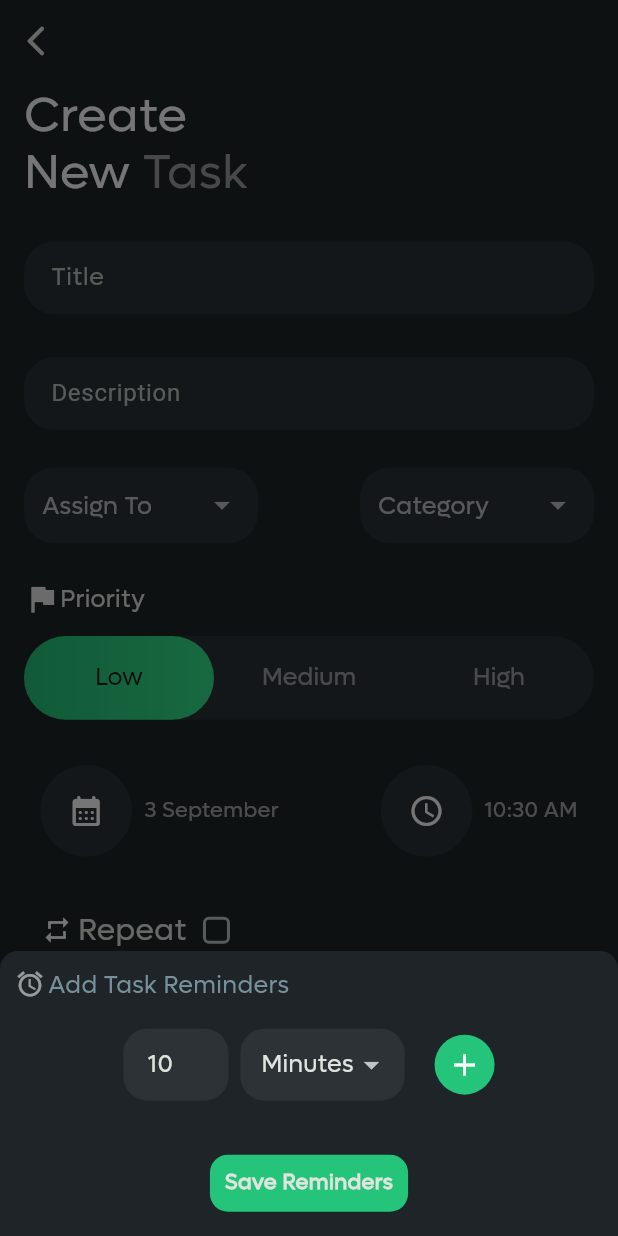
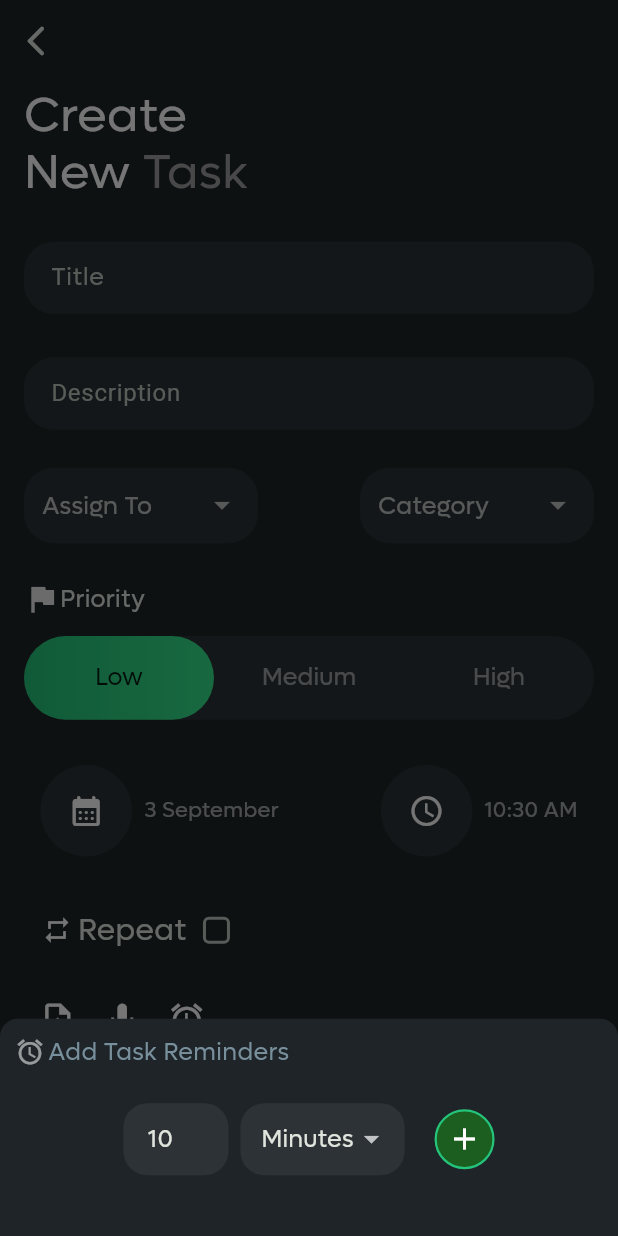
Before and after one commit to ZaynMeledath/turningpoint_tms, a Flutter app: the AssignTaskScreen screen opened directly, after a tap on the "alarm" icon, on a phone screen of 412 x 824 dp. Run offline on Flutter 3.47's test engine with Material 3 defaults, Android fonts, the phone set to English and light mode, and no system bars; drawn by our look-alikes of flutter_animate, slide_to_act; our stand-ins replace animated_bottom_navigation_bar, firebase_core, firebase_messaging, flutter_screenutil, flutter_spinkit, get and 6 more; missing offline and left inert: record; accounts and stored records are empty; network calls fail; project files that could hold a hidden picture were left out.

Commit message:
Assign task screen reminder section completed

```diff
--- a/lib/model/tasks_model.dart
+++ b/lib/model/tasks_model.dart
@@ -142,6 +142,13 @@ class Reminder {
     this.unit,
   });
 
+  @override
+  bool operator ==(other) =>
+      other is Reminder && other.time == time && other.unit == unit;
+
+  @override
+  int get hashCode => time.hashCode ^ unit.hashCode;
+
   Reminder.fromJson(Map<String, dynamic> json) {
     time = json['time'];
     unit = json['unit'];
--- a/lib/view/task_management/assign_task/dialogs/show_reminder_bottom_sheet.dart
+++ b/lib/view/task_management/assign_task/dialogs/show_reminder_bottom_sheet.dart
@@ -12,7 +12,6 @@ Future<Object?> showReminderBottomSheet({
         assignTaskController: assignTaskController,
       );
     }),
-    isDismissible: false,
   );
 }
 
@@ -61,7 +60,7 @@ Widget bottomSheet({
                       ),
                     ],
                   ),
-                  SizedBox(height: 20.h),
+                  SizedBox(height: reminderList.isEmpty ? 25.h : 20.h),
                   Row(
                     mainAxisAlignment: MainAxisAlignment.center,
                     children: [
@@ -76,19 +75,24 @@ Widget bottomSheet({
                       InkWell(
                         borderRadius: BorderRadius.circular(100),
                         onTap: () {
-                          reminderList.add(
-                            Reminder(
-                              time: int.parse(textController.text),
-                              unit: assignTaskController.reminderUnit.value,
-                            ),
+                          final reminder = Reminder(
+                            time: int.parse(textController.text),
+                            unit: assignTaskController.reminderUnit.value,
                           );
+                          if (!reminderList.contains(reminder)) {
+                            reminderList.add(reminder);
+                          }
                         },
                         child: Container(
                           width: 40.w,
                           height: 40.w,
-                          decoration: const BoxDecoration(
+                          decoration: BoxDecoration(
                             shape: BoxShape.circle,
-                            color: AppColors.themeGreen,
+                            color: Colors.green.shade900,
+                            border: Border.all(
+                              color: AppColors.themeGreen,
+                              width: 1.5,
+                            ),
                           ),
                           child: Icon(
                             Icons.add,
@@ -98,35 +102,13 @@ Widget bottomSheet({
                       ),
                     ],
                   ),
-                  SizedBox(height: reminderList.isNotEmpty ? 10.h : 30.h),
+                  SizedBox(height: reminderList.isEmpty ? 35.h : 15.h),
                   for (int i = 0; i < reminderList.length; i++)
-                    addedReminderSegment(),
-
+                    addedReminderSegment(
+                      assignTaskController: assignTaskController,
+                      reminderIndex: i,
+                    ),
                   SizedBox(height: 10.h),
-                  //====================Add Reminders Button====================//
-                  InkWell(
-                    borderRadius: BorderRadius.circular(12),
-                    onTap: () {},
-                    child: Container(
-                      padding: EdgeInsets.symmetric(
-                        horizontal: 10.w,
-                        vertical: 10.h,
-                      ),
-                      margin: EdgeInsets.only(
-                        bottom: 18.h,
-                      ),
-                      decoration: BoxDecoration(
-                        color: AppColors.themeGreen,
-                        borderRadius: BorderRadius.circular(12),
-                      ),
-                      child: const Text(
-                        'Save Reminders',
-                        style: TextStyle(
-                          fontWeight: FontWeight.w600,
-                        ),
-                      ),
-                    ),
-                  ),
                 ],
               ),
             ],
@@ -221,7 +203,11 @@ Widget reminderDropdown({
   );
 }
 
-Widget addedReminderSegment() {
+Widget addedReminderSegment({
+  required AssignTaskController assignTaskController,
+  required int reminderIndex,
+}) {
+  final reminder = assignTaskController.reminderList[reminderIndex];
   return Padding(
     padding: EdgeInsets.only(bottom: 4.h),
     child: Row(
@@ -229,23 +215,41 @@ Widget addedReminderSegment() {
       children: [
         Container(
           width: 50.w,
-          height: 40.h,
+          height: 42.h,
           decoration: BoxDecoration(
             borderRadius: BorderRadius.circular(16),
             color: AppColors.textFieldColor,
+          ),
+          child: Center(
+            child: Text(
+              reminder.time.toString(),
+              style: TextStyle(
+                fontSize: 15.sp,
+              ),
+            ),
           ),
         ),
         SizedBox(width: 10.w),
         Container(
           width: 100.w,
-          height: 40.h,
+          height: 42.h,
           decoration: BoxDecoration(
             borderRadius: BorderRadius.circular(16),
             color: AppColors.textFieldColor,
           ),
+          child: Center(
+            child: Text(
+              reminder.unit.toString(),
+              style: TextStyle(
+                fontSize: 15.sp,
+              ),
+            ),
+          ),
         ),
         IconButton(
-          onPressed: () {},
+          onPressed: () {
+            assignTaskController.reminderList.removeAt(reminderIndex);
+          },
           icon: Icon(
             Icons.close_rounded,
             size: 26.w,
--- a/lib/view/task_management/assign_task/segments/attatchment_segment.dart
+++ b/lib/view/task_management/assign_task/segments/attatchment_segment.dart
@@ -17,46 +17,71 @@ Widget attatchmentSegment({
       //     size: 24.w,
       //   ),
       // ),
-      IconButton(
-        onPressed: () {},
-        icon: Icon(
+      SizedBox(width: 10.w),
+      Icon(
         Icons.upload_file,
         color: Colors.white,
-          size: 24.w,
+        size: 25.w,
       ),
-      ),
-      IconButton(
-        onPressed: () async {
-          // final appDir = await getApplicationDocumentsDirectory();
-          // if (assignTaskController.isRecording.value) {
-          //   assignTaskController.voiceRecordPath.value =
-          //       await recorder.stop() ?? '';
-          // } else {
-          //   recorder.start(
-          //     const RecordConfig(),
-          //     path: '${appDir.path}/myRecording.wav',
-          //   );
-          // }
-        },
-        icon: Icon(
+      SizedBox(width: 18.w),
+
+      Icon(
         Icons.mic,
         color: Colors.white,
-          size: 24.w,
+        size: 25.w,
       ),
-      ),
-      IconButton(
-        onPressed: () {
+      SizedBox(width: 18.w),
+      Obx(
+        () => InkWell(
+          borderRadius: BorderRadius.circular(100),
+          onTap: () {
             showReminderBottomSheet(
               textController: reminderTimeTextController,
               assignTaskController: assignTaskController,
             );
           },
-        icon: Icon(
+          child: Stack(
+            alignment: Alignment.center,
+            children: [
+              Icon(
                 Icons.alarm,
                 color: Colors.white,
-          size: 24.w,
+                size: 25.w,
+              ),
+              assignTaskController.reminderList.isNotEmpty
+                  ? Positioned(
+                      bottom: 0.w,
+                      right: 0.w,
+                      child: Container(
+                        width: 15.w,
+                        height: 15.w,
+                        decoration: const BoxDecoration(
+                          shape: BoxShape.circle,
+                          color: Colors.green,
+                        ),
+                        child: Center(
+                          child: Text(
+                            assignTaskController.reminderList.length.toString(),
+                            style: TextStyle(
+                              fontSize: 10.w,
                             ),
                           ),
+                        ),
+                      ),
+                    )
+                  : const SizedBox(),
+            ],
+          ),
+        ),
+      ),
+      // assignTaskController.reminderList.isNotEmpty
+      //     ? Text(
+      //         '${assignTaskController.reminderList.length} Reminder added',
+      //         style: TextStyle(
+      //           fontSize: 14.sp,
+      //         ),
+      //       )
+      //     : const SizedBox(),
     ],
   );
 }
```
Lines whose indentation alone changed are shown as unchanged.
